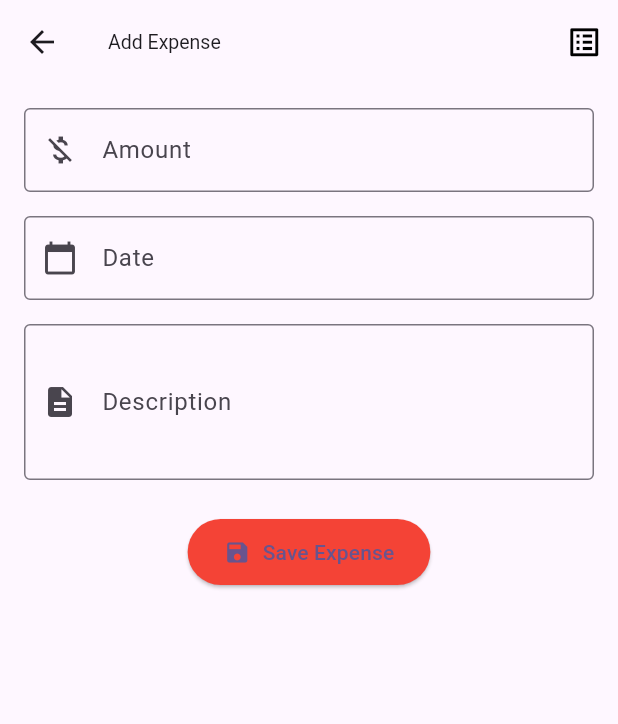
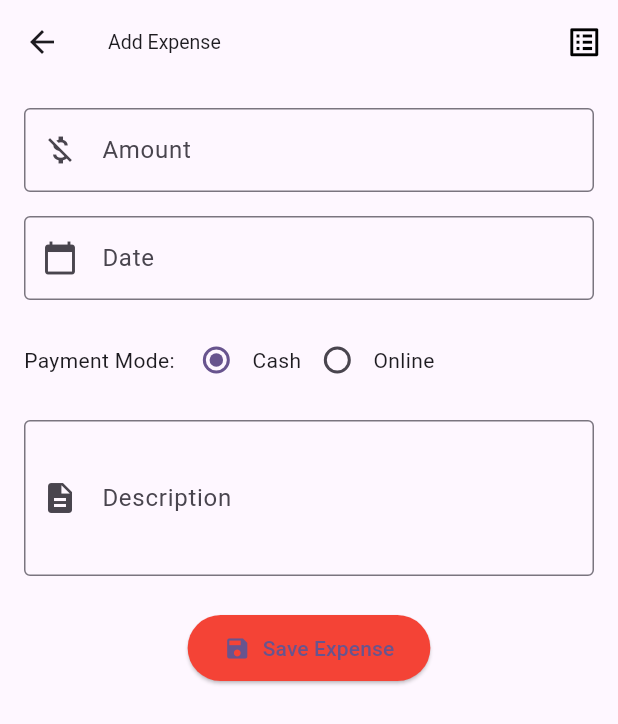
Before and after one commit to antonykj623/kljcafe, a Flutter app: the AddExpensePage screen opened directly, on a phone screen of 412 x 824 dp. Shown: the top 724 px of the screen. Run offline on Flutter 3.47's test engine with Material 3 defaults, Android fonts, the light colour scheme and no system bars; our stand-ins replace cross_file, file_picker, image_picker, share_plus, sqflite; accounts and stored records are empty.

Commit message:
commited by antony

```diff
--- a/lib/databaseHelper/databasehelper.dart
+++ b/lib/databaseHelper/databasehelper.dart
@@ -33,7 +33,8 @@ class DatabaseHelper {
             type TEXT NOT NULL,         -- income or expense
             amount REAL NOT NULL,
             date TEXT NOT NULL,         -- stored as YYYY-MM-DD
-            description TEXT
+            description TEXT,
+            payment_mode TEXT
           )
         ''');
         await db.execute('''
--- a/lib/screens/expense_screen.dart
+++ b/lib/screens/expense_screen.dart
@@ -17,7 +17,7 @@ class AddExpensePage extends StatefulWidget {
 class _AddExpensePageState extends State<AddExpensePage> {
   final TextEditingController _amountController = TextEditingController();
   final TextEditingController _descController = TextEditingController();
-
+  String _paymentMode = "Cash";
   // today’s date (fixed)
   final String _todayDate = DateFormat('dd/MM/yyyy').format(DateTime.now());
 
@@ -42,6 +42,7 @@ class _AddExpensePageState extends State<AddExpensePage> {
     mp["amount"]=_amountController.text.trim();
     mp["description"]=desc;
     mp["date"]=_todayDate;
+    mp["payment_mode"]=_paymentMode;
     await DatabaseHelper().insertTransaction(mp);
 
     Navigator.pop(context);
@@ -113,6 +114,38 @@ class _AddExpensePageState extends State<AddExpensePage> {
               ),
             ),
             const SizedBox(height: 16),
+            Row(
+              children: [
+                const Text("Payment Mode: "),
+                Expanded(
+                  child: Row(
+                    children: [
+                      Radio<String>(
+                        value: "Cash",
+                        groupValue: _paymentMode,
+                        onChanged: (value) {
+                          setState(() {
+                            _paymentMode = value!;
+                          });
+                        },
+                      ),
+                      const Text("Cash"),
+                      Radio<String>(
+                        value: "Online",
+                        groupValue: _paymentMode,
+                        onChanged: (value) {
+                          setState(() {
+                            _paymentMode = value!;
+                          });
+                        },
+                      ),
+                      const Text("Online"),
+                    ],
+                  ),
+                ),
+              ],
+            ),
+            const SizedBox(height: 16),
 
             // Description
             TextField(
--- a/lib/screens/income_screen.dart
+++ b/lib/screens/income_screen.dart
@@ -17,7 +17,7 @@ class AddIncomePage extends StatefulWidget {
 class _AddIncomePageState extends State<AddIncomePage> {
   final TextEditingController _amountController = TextEditingController();
   final TextEditingController _descController = TextEditingController();
-
+  String _paymentMode = "Cash";
   // today’s date (not changeable by user)
   final String _todayDate = DateFormat('dd/MM/yyyy').format(DateTime.now());
 
@@ -41,6 +41,7 @@ class _AddIncomePageState extends State<AddIncomePage> {
     mp["amount"]=_amountController.text.trim();
     mp["description"]=desc;
     mp["date"]=_todayDate;
+    mp["payment_mode"]=_paymentMode;
     await DatabaseHelper().insertTransaction(mp);
 
     Navigator.pop(context);
@@ -118,7 +119,38 @@ class _AddIncomePageState extends State<AddIncomePage> {
               ),
             ),
             const SizedBox(height: 16),
-
+            Row(
+              children: [
+                const Text("Payment Mode: "),
+                Expanded(
+                  child: Row(
+                    children: [
+                      Radio<String>(
+                        value: "Cash",
+                        groupValue: _paymentMode,
+                        onChanged: (value) {
+                          setState(() {
+                            _paymentMode = value!;
+                          });
+                        },
+                      ),
+                      const Text("Cash"),
+                      Radio<String>(
+                        value: "Online",
+                        groupValue: _paymentMode,
+                        onChanged: (value) {
+                          setState(() {
+                            _paymentMode = value!;
+                          });
+                        },
+                      ),
+                      const Text("Online"),
+                    ],
+                  ),
+                ),
+              ],
+            ),
+            const SizedBox(height: 16),
             // Description
             TextField(
               controller: _descController,
```
